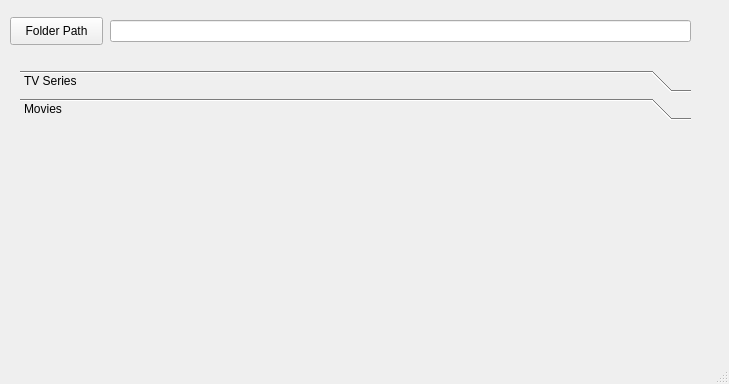
nipunsampath/Folder-Maker, file GUI/main.ui: the form before one commit.
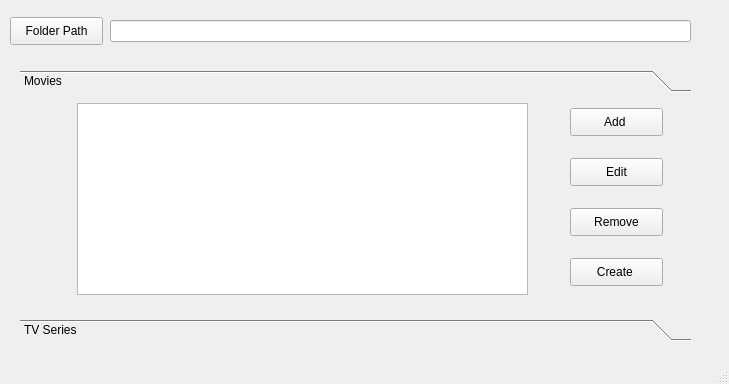
The form after the commit. The open tabs and pages were chosen to show the change.

Commit message: completed movies page on toolbox

```diff
--- a/GUI/main.ui
+++ b/GUI/main.ui
@@ -47,8 +47,89 @@
      </rect>
     </property>
     <property name="currentIndex">
-     <number>0</number>
+     <number>1</number>
     </property>
+    
+    <widget class="QWidget" name="movies">
+     <property name="geometry">
+      <rect>
+       <x>0</x>
+       <y>0</y>
+       <width>671</width>
+       <height>209</height>
+      </rect>
+     </property>
+     <attribute name="label">
+      <string>Movies</string>
+     </attribute>
+     <widget class="QPushButton" name="addButton">
+      <property name="geometry">
+       <rect>
+        <x>550</x>
+        <y>10</y>
+        <width>93</width>
+        <height>28</height>
+       </rect>
+      </property>
+      <property name="text">
+       <string>Add </string>
+      </property>
+     </widget>
+     <widget class="QPushButton" name="createMoviesButton">
+      <property name="geometry">
+       <rect>
+        <x>550</x>
+        <y>160</y>
+        <width>93</width>
+        <height>28</height>
+       </rect>
+      </property>
+      <property name="text">
+       <string>Create </string>
+      </property>
+     </widget>
+     <widget class="QPushButton" name="removeButton">
+      <property name="geometry">
+       <rect>
+        <x>550</x>
+        <y>110</y>
+        <width>93</width>
+        <height>28</height>
+       </rect>
+      </property>
+      <property name="text">
+       <string>Remove</string>
+      </property>
+     </widget>
+     <widget class="QPushButton" name="editButton">
+      <property name="geometry">
+       <rect>
+        <x>550</x>
+        <y>60</y>
+        <width>93</width>
+        <height>28</height>
+       </rect>
+      </property>
+      <property name="text">
+       <string>Edit</string>
+      </property>
+     </widget>
+     <widget class="QListWidget" name="listWidget">
+      <property name="geometry">
+       <rect>
+        <x>57</x>
+        <y>5</y>
+        <width>451</width>
+        <height>192</height>
+       </rect>
+      </property>
+      <property name="font">
+       <font>
+        <pointsize>12</pointsize>
+       </font>
+      </property>
+     </widget>
+    </widget>
     <widget class="QWidget" name="tvShow">
      <property name="geometry">
       <rect>
@@ -195,6 +276,9 @@
        <property name="text">
         <string>Sub Directory Per Episode</string>
        </property>
+       <property name="checked">
+        <bool>true</bool>
+       </property>
       </widget>
       <widget class="QRadioButton" name="perSeasonRb">
        <property name="geometry">
@@ -214,19 +298,6 @@
       </widget>
      </widget>
     </widget>
-    <widget class="QWidget" name="movies">
-     <property name="geometry">
-      <rect>
-       <x>0</x>
-       <y>0</y>
-       <width>671</width>
-       <height>209</height>
-      </rect>
-     </property>
-     <attribute name="label">
-      <string>Movies</string>
-     </attribute>
-    </widget>
    </widget>
   </widget>
   <widget class="QStatusBar" name="statusbar"/>
```
The commit also changes 1 other file.
